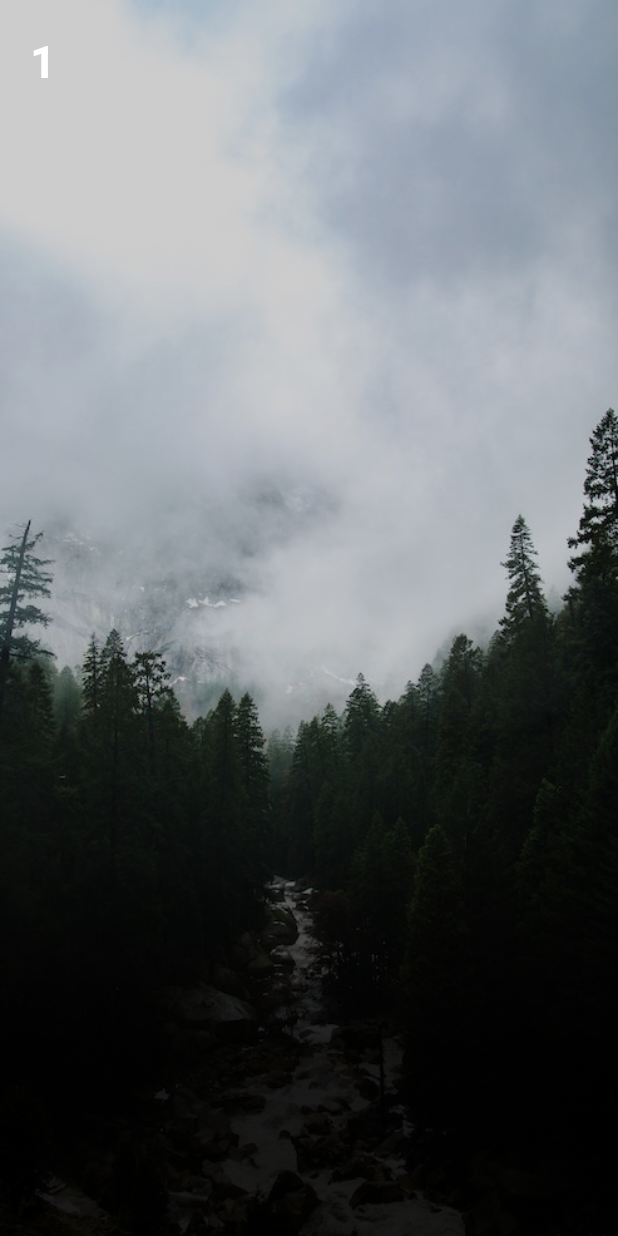
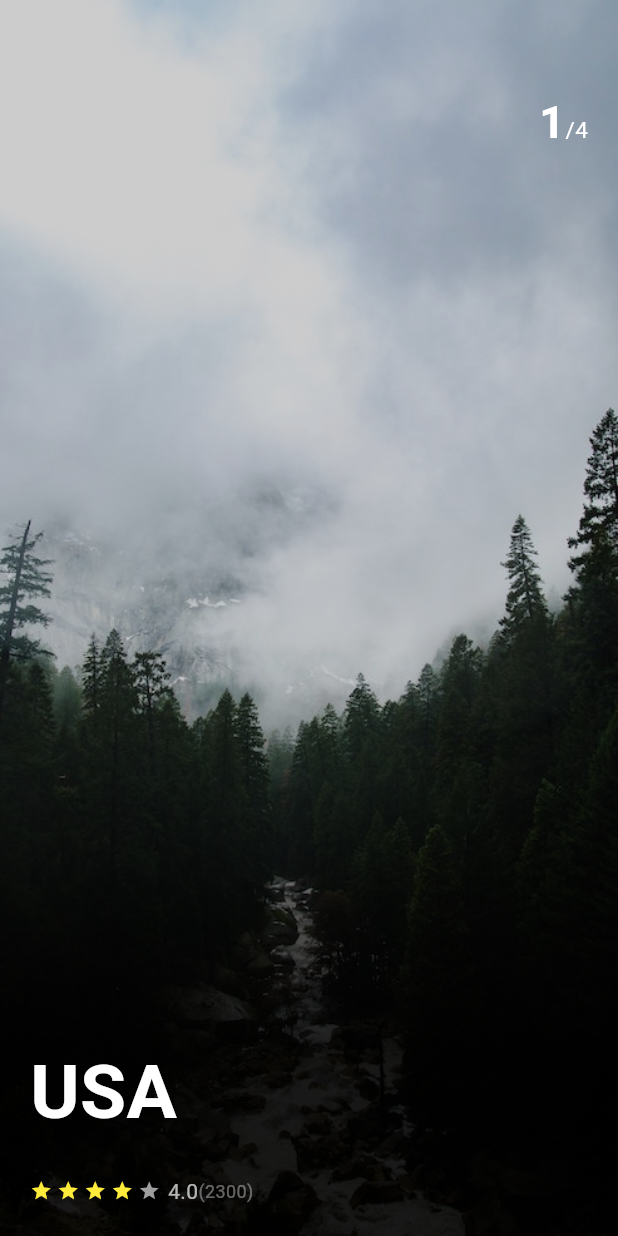
Before and after one commit to mrdaiking/flutter_practice, a Flutter app: the screen it shows after launch, on a phone screen of 412 x 824 dp. Run offline on Flutter 3.47's test engine with Material 3 defaults, Android fonts, the phone set to English and light mode, and no system bars.

Commit message:
modify ui

```diff
--- a/lib/screens/trip_page.dart
+++ b/lib/screens/trip_page.dart
@@ -59,18 +59,63 @@ class _TripPageState extends State<TripPage> {
             child: Padding(
               padding: EdgeInsets.all(20),
               child: Column(
+                crossAxisAlignment: CrossAxisAlignment.start,
                 children: <Widget>[
+                  SizedBox(
+                    height: 40
+                  ),
                   Row(
+                    mainAxisAlignment: MainAxisAlignment.end,
+                    crossAxisAlignment: CrossAxisAlignment.baseline,
+                    textBaseline: TextBaseline.alphabetic,
                     children: <Widget>[
-                      Text('1', style: TextStyle(color: Colors.white, fontSize: 30, fontWeight: FontWeight.bold),)
+                      Text('1', style: TextStyle(color: Colors.white, fontSize: 30, fontWeight: FontWeight.bold),),
+                      Text('/4', style: TextStyle(color: Colors.white, fontSize: 15),)
                     ],
+                  ),
+                  Expanded(
+                    child: Column (
+                      mainAxisAlignment: MainAxisAlignment.end,
+                      crossAxisAlignment: CrossAxisAlignment.start,
+                      children: <Widget>[
+                        Text('USA', style: TextStyle(color: Colors.white, fontSize: 50, fontWeight: FontWeight.bold),),
+                        SizedBox(
+                          height: 20,
+                        ),
+                        Row(
+                          children: <Widget>[
+                            Container(
+                              margin: EdgeInsets.only(right: 3),
+                              child: Icon(Icons.star, color: Colors.yellow, size: 15,),
+                            ),
+                            Container(
+                              margin: EdgeInsets.only(right: 3),
+                              child: Icon(Icons.star, color: Colors.yellow, size: 15,),
+                            ),
+                            Container(
+                              margin: EdgeInsets.only(right: 3),
+                              child: Icon(Icons.star, color: Colors.yellow, size: 15,),
+                            ),
+                            Container(
+                              margin: EdgeInsets.only(right: 3),
+                              child: Icon(Icons.star, color: Colors.yellow, size: 15,),
+                            ),
+                            Container(
+                              margin: EdgeInsets.only(right: 5),
+                              child: Icon(Icons.star, color: Colors.grey, size: 15,),
+                            ),
+                            Text('4.0', style: TextStyle(color: Colors.white70),),
+                            Text('(2300)', style: TextStyle(color: Colors.white38, fontSize: 12),),
+
+                          ],
+                        )
+                      ],
+                    )
                   )
                 ]
               ),
             ),
-
         ),
-
       );
   }
 }
```
